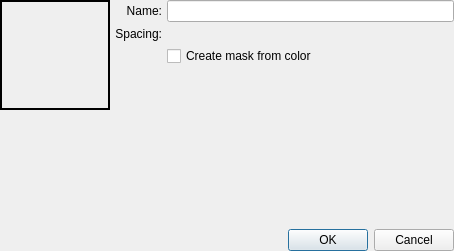
Before: the Qt Designer form krita/plugins/paintops/libpaintop/forms/wdgclipboardbrush.ui in KDE/krita, drawn with Qt 5.
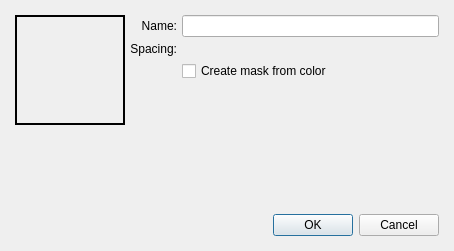
After: the same form once the commit is applied. Custom widgets are drawn as their Qt base class.

Commit message: add some padding to the stamp and clipboard brush editor dialogs

What changed in the file:
```diff
--- a/krita/plugins/paintops/libpaintop/forms/wdgclipboardbrush.ui
+++ b/krita/plugins/paintops/libpaintop/forms/wdgclipboardbrush.ui
@@ -15,16 +15,16 @@
     <number>5</number>
    </property>
    <property name="leftMargin">
-    <number>0</number>
+    <number>15</number>
    </property>
    <property name="topMargin">
-    <number>0</number>
+    <number>15</number>
    </property>
    <property name="rightMargin">
-    <number>0</number>
+    <number>15</number>
    </property>
    <property name="bottomMargin">
-    <number>0</number>
+    <number>15</number>
    </property>
    <item>
     <layout class="QVBoxLayout" name="verticalLayout">
```
The commit also changes 1 other file.
